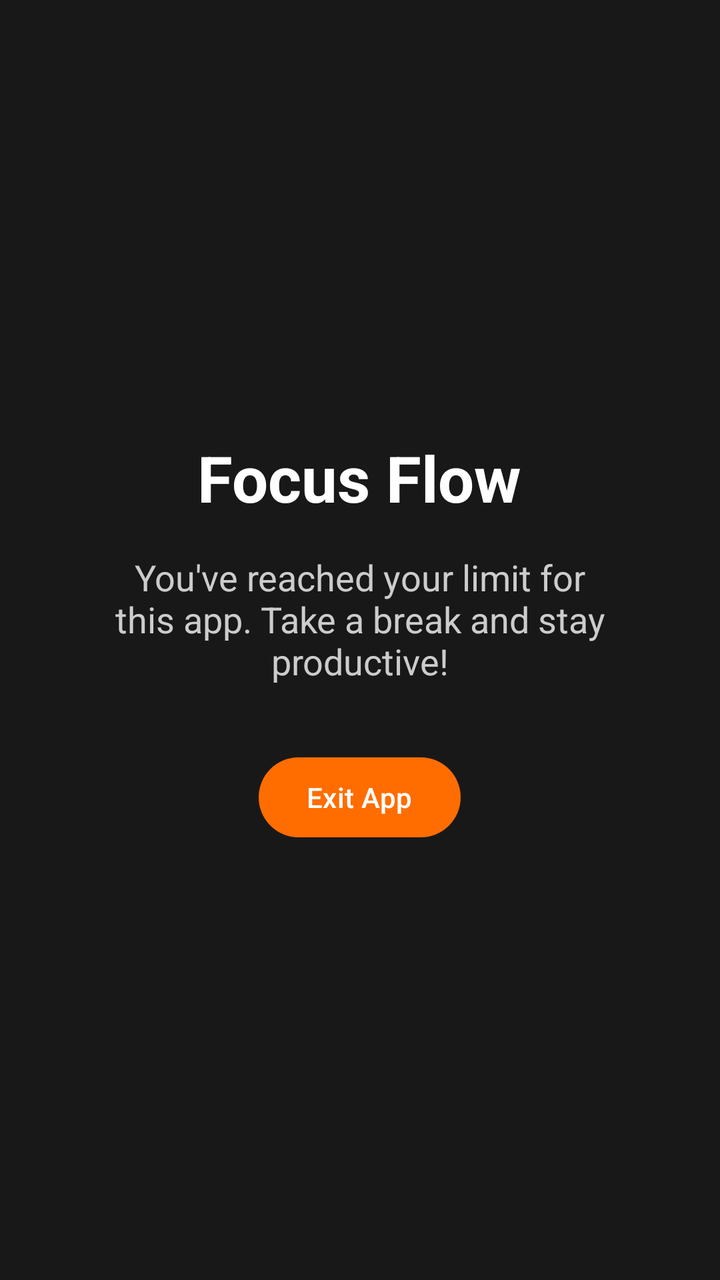
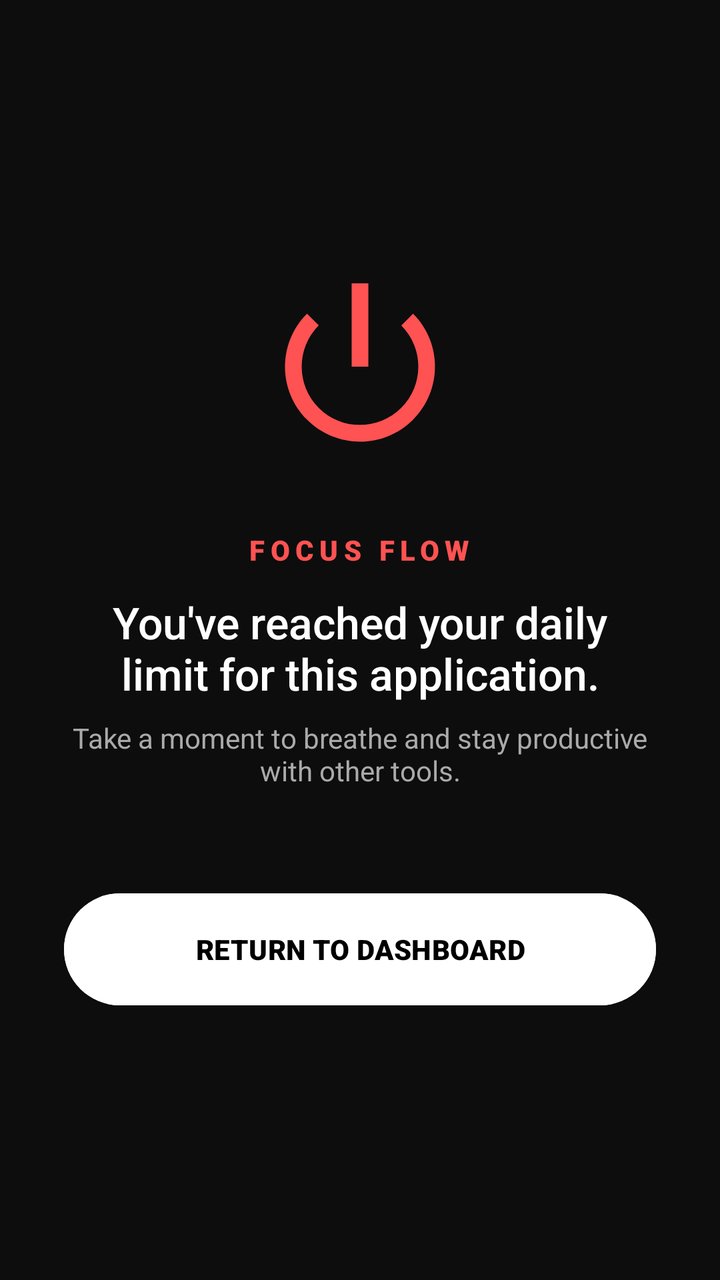

Screens rendered from an Android XML layout before and after an edit, with the pre-edit source and the edit as a unified diff.
<!-- AndroidManifest.xml: application theme Theme.Toolz -->
<!-- res/layout/layout_focus_lock.xml -->
<?xml version="1.0" encoding="utf-8"?>
<FrameLayout xmlns:android="http://schemas.android.com/apk/res/android"
    android:layout_width="match_parent"
    android:layout_height="match_parent"
    android:background="#E6000000">

    <LinearLayout
        android:layout_width="wrap_content"
        android:layout_height="wrap_content"
        android:layout_gravity="center"
        android:gravity="center"
        android:orientation="vertical"
        android:padding="32dp">

        <TextView
            android:layout_width="wrap_content"
            android:layout_height="wrap_content"
            android:text="Focus Flow"
            android:textColor="#FFFFFF"
            android:textSize="32sp"
            android:textStyle="bold" />

        <TextView
            android:id="@+id/tv_lock_message"
            android:layout_width="wrap_content"
            android:layout_height="wrap_content"
            android:layout_marginTop="16dp"
            android:text="You've reached your limit for this app. Take a break and stay productive!"
            android:textAlignment="center"
            android:textColor="#CCCCCC"
            android:textSize="18sp" />

        <Button
            android:id="@+id/btn_exit"
            android:layout_width="wrap_content"
            android:layout_height="wrap_content"
            android:layout_marginTop="32dp"
            android:text="Exit App" />
    </LinearLayout>
</FrameLayout>
<!-- resources referenced by this layout -->
<resources>
  <style name="Theme.Toolz" parent="Theme.Material3.DayNight.NoActionBar">
          
          <item name="colorPrimary">@color/primary_light</item>
          <item name="colorSecondary">@color/secondary_light</item>
  
          
          <item name="floatingActionButtonStyle">@style/Widget.Material3.FloatingActionButton.Primary</item>
      </style>
  <color name="primary_light">#FFFF6D00</color>
  <color name="secondary_light">#FF00BFA5</color>
</resources>

<!-- the commit's change to res/layout/layout_focus_lock.xml (unified diff, before → after) -->
@@ -1,40 +1,66 @@
 <?xml version="1.0" encoding="utf-8"?>
-<FrameLayout xmlns:android="http://schemas.android.com/apk/res/android"
+<RelativeLayout xmlns:android="http://schemas.android.com/apk/res/android"
     android:layout_width="match_parent"
     android:layout_height="match_parent"
-    android:background="#E6000000">
+    android:background="#F2000000"
+    android:padding="32dp">
 
     <LinearLayout
-        android:layout_width="wrap_content"
+        android:layout_width="match_parent"
         android:layout_height="wrap_content"
-        android:layout_gravity="center"
+        android:layout_centerInParent="true"
         android:gravity="center"
-        android:orientation="vertical"
-        android:padding="32dp">
+        android:orientation="vertical">
+
+        <View
+            android:layout_width="100dp"
+            android:layout_height="100dp"
+            android:background="@android:drawable/ic_lock_power_off"
+            android:backgroundTint="#FF5252" />
 
         <TextView
+            android:id="@+id/tv_lock_title"
             android:layout_width="wrap_content"
             android:layout_height="wrap_content"
-            android:text="Focus Flow"
-            android:textColor="#FFFFFF"
-            android:textSize="32sp"
-            android:textStyle="bold" />
+            android:layout_marginTop="32dp"
+            android:text="FOCUS FLOW"
+            android:textColor="#FF5252"
+            android:textSize="14sp"
+            android:fontFamily="sans-serif-black"
+            android:letterSpacing="0.2" />
 
         <TextView
             android:id="@+id/tv_lock_message"
             android:layout_width="wrap_content"
             android:layout_height="wrap_content"
-            android:layout_marginTop="16dp"
-            android:text="You've reached your limit for this app. Take a break and stay productive!"
+            android:layout_marginTop="12dp"
+            android:text="You've reached your daily limit for this application."
             android:textAlignment="center"
-            android:textColor="#CCCCCC"
-            android:textSize="18sp" />
+            android:textColor="#FFFFFF"
+            android:textSize="22sp"
+            android:fontFamily="sans-serif-medium" />
+
+        <TextView
+            android:layout_width="wrap_content"
+            android:layout_height="wrap_content"
+            android:layout_marginTop="8dp"
+            android:text="Take a moment to breathe and stay productive with other tools."
+            android:textAlignment="center"
+            android:textColor="#AAAAAA"
+            android:textSize="14sp" />
 
         <Button
             android:id="@+id/btn_exit"
-            android:layout_width="wrap_content"
-            android:layout_height="wrap_content"
-            android:layout_marginTop="32dp"
-            android:text="Exit App" />
+            android:layout_width="match_parent"
+            android:layout_height="64dp"
+            android:layout_marginTop="48dp"
+            android:backgroundTint="#FFFFFF"
+            android:textColor="#000000"
+            android:text="RETURN TO DASHBOARD"
+            android:fontFamily="sans-serif-black"
+            android:textSize="14sp"
+            android:elevation="8dp" />
+
     </LinearLayout>
-</FrameLayout>
+
+</RelativeLayout>
